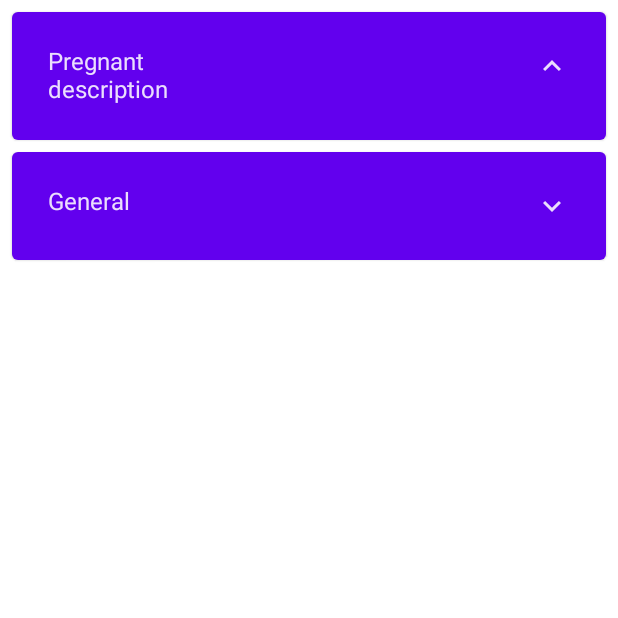
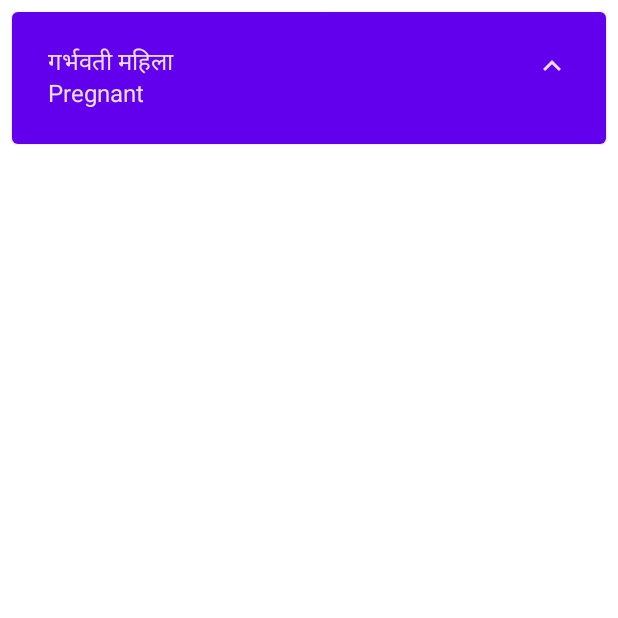
Before and after one commit to s194582/Nepalprojekt, an Android app built with Jetpack Compose: the composable HealthGeneral shown on its own in the app's theme, after a tap on "Show more", on a phone screen of 412 x 824 dp, the top half of it. Run offline under Robolectric (Android 15) with nearby library versions, the phone set to English and light mode, and no system bars.

Commit message:
string resources for pregnancy. check for null implemented in HealthInformationGeneral.kt

```diff
--- a/app/src/main/java/com/example/nepalprojekt/ui/theme/HealthInformationGeneral.kt
+++ b/app/src/main/java/com/example/nepalprojekt/ui/theme/HealthInformationGeneral.kt
@@ -1,35 +1,21 @@
 package com.example.nepalprojekt.ui.theme
 
-
-import android.icu.text.CaseMap
 import androidx.compose.animation.animateContentSize
 import androidx.compose.animation.core.Spring
-import androidx.compose.animation.core.animateDpAsState
 import androidx.compose.animation.core.spring
-import androidx.compose.foundation.ExperimentalFoundationApi
 import androidx.compose.foundation.layout.*
 import androidx.compose.foundation.lazy.LazyColumn
-import androidx.compose.foundation.lazy.LazyItemScope
 import androidx.compose.foundation.lazy.items
 import androidx.compose.material.*
 import androidx.compose.material.icons.Icons
 import androidx.compose.material.icons.filled.ExpandLess
 import androidx.compose.material.icons.filled.ExpandMore
 import androidx.compose.runtime.*
-import androidx.compose.runtime.saveable.rememberSaveable
-import androidx.compose.ui.Alignment
 import androidx.compose.ui.Modifier
 import androidx.compose.ui.res.stringResource
-import androidx.compose.ui.text.font.FontWeight
-import androidx.compose.ui.text.style.TextAlign
-import androidx.compose.ui.unit.coerceAtLeast
 import androidx.compose.ui.unit.dp
-import androidx.compose.ui.unit.sp
 import androidx.navigation.NavController
 import com.example.nepalprojekt.R
-import com.example.nepalprojekt.ui.theme.health.SixNine
-import com.example.nepalprojekt.ui.theme.health.ZeroSix
-import org.w3c.dom.Text
 
 /**
  * Inspiration for expanding info boxes from
@@ -42,8 +28,8 @@ fun HealthGeneral (
 ) {
     LazyColumn(modifier = Modifier.padding(vertical = 4.dp)) {
         items(items = titles) { title ->
-            InfoBoxesExpandable(title = "Pregnant", description = "description")
-            InfoBoxesExpandable(title = "General", description = "description")
+            InfoBoxesExpandable(title = stringResource(id = R.string.pregnant_woman), description = null, descr2 = "Pregnant")
+            //InfoBoxesExpandable(title = stringResource(id = R.string.general_information), description = "General")
 
 
         }
@@ -57,13 +43,14 @@ fun HealthGeneral (
 @Composable
 fun InfoBoxesExpandable (
     title: String,
-    description: String
+    description: String?,
+    descr2: String?
 ) {
     Card(
         backgroundColor = MaterialTheme.colors.primary,
         modifier = Modifier.padding(vertical = 4.dp, horizontal = 8.dp)
     ) {
-        InfoElementExpandable(title, description)
+        InfoElementExpandable(title, description, descr2)
     }
 }
 
@@ -75,7 +62,8 @@ fun InfoBoxesExpandable (
 fun InfoElementExpandable(
 
     title: String,
-    description: String
+    description: String?,
+    descr2: String?
 ) {
     var expanded by remember { mutableStateOf(false) } //rememberSaveable keeps expanded elements expanded
 
@@ -104,7 +92,12 @@ fun InfoElementExpandable(
             Text(title) //Place of title of each element
 
             if (expanded) {
-                Text(description) //Place of description of each element
+                if (description != null) {
+                    Text(description)
+                } //Place of description of each element
+                if (descr2 != null) {
+                    Text(descr2)
+                }
             }
 
             //description = if (expanded) {function} else {}
--- a/app/src/main/java/com/example/nepalprojekt/ui/theme/health/GeneralHealth.kt
+++ b/app/src/main/java/com/example/nepalprojekt/ui/theme/health/GeneralHealth.kt
@@ -21,7 +21,9 @@ import androidx.compose.ui.tooling.preview.Preview
 import androidx.compose.ui.unit.dp
 import androidx.navigation.NavController
 import com.example.nepalprojekt.R
+import com.example.nepalprojekt.ui.theme.BackButton
 import com.example.nepalprojekt.ui.theme.Screen
+import com.example.nepalprojekt.ui.theme.spaceBetweenChildren
 
 //@Preview
 @Composable
```
Also changed, not shown: app/src/main/java/com/example/nepalprojekt/ui/theme/StructuralElements.kt (added, +34 -0 lines), app/src/main/java/com/example/nepalprojekt/ui/theme/health/ChildHealth.kt (+2 -14 lines), app/src/main/res/values/strings.xml (+7 -0 lines).
